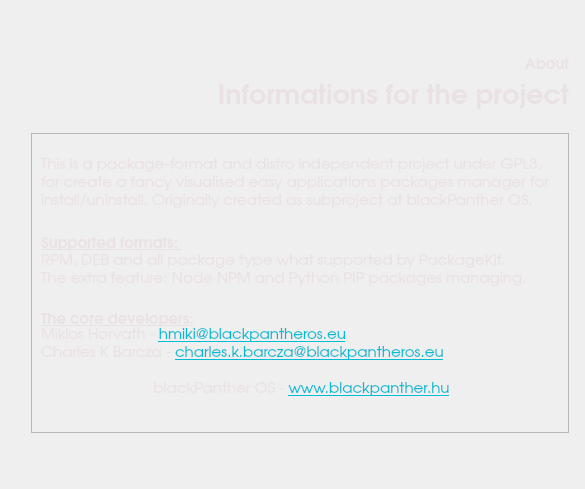
blackPantherOS/fusionlogic-common, file modules_uic/aboutWidget.ui: the form before one commit.
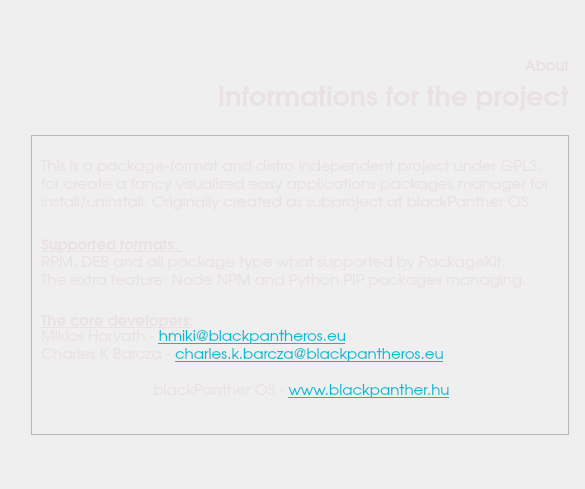
The form after the commit.

Commit message: sync last core package

The edit to the form file:
```diff
--- a/modules_uic/aboutWidget.ui
+++ b/modules_uic/aboutWidget.ui
@@ -173,22 +173,6 @@
        </widget>
       </widget>
      </item>
-     <item>
-      <spacer name="verticalSpacer_6">
-       <property name="orientation">
-        <enum>Qt::Vertical</enum>
-       </property>
-       <property name="sizeType">
-        <enum>QSizePolicy::Fixed</enum>
-       </property>
-       <property name="sizeHint" stdset="0">
-        <size>
-         <width>20</width>
-         <height>5</height>
-        </size>
-       </property>
-      </spacer>
-     </item>
     </layout>
    </item>
    <item row="1" column="0">
```
The commit also changes 1 other file.
